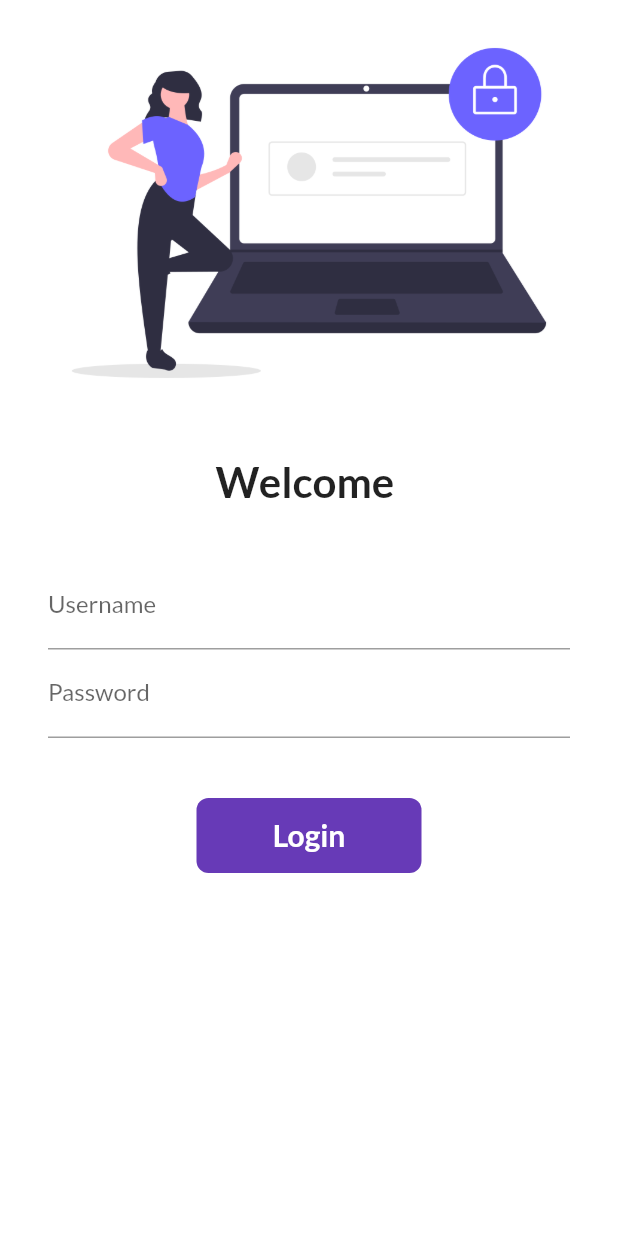
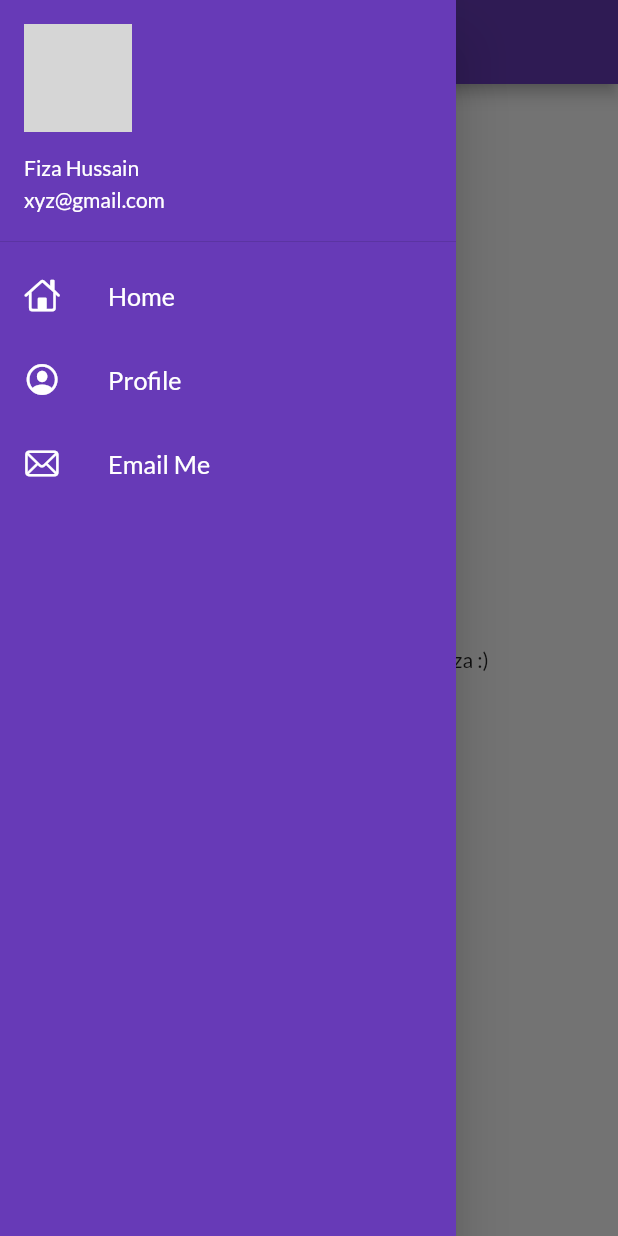
Before and after one commit to fiza-h/30-Days-of-Flutter, a Flutter app: the screen it shows after launch, with the side drawer open (before the commit the screen has no drawer), on a phone screen of 412 x 824 dp. Run offline on Flutter 3.47's test engine with Material 2 defaults, Android fonts, the phone set to English and light mode, and no system bars; our stand-ins replace google_fonts; network calls fail; grey boxes are pictures that could not be loaded.

Commit message:
Material Drawer, DevTools, ListView, NetworkImage

```diff
--- a/lib/main.dart
+++ b/lib/main.dart
@@ -21,9 +21,11 @@ class MyApp extends StatelessWidget {
       ),
       debugShowCheckedModeBanner: false,
       darkTheme: ThemeData(brightness: Brightness.dark),
+      initialRoute: MyRoutes.homeRoute,
       routes: {
-        "/": (context) => const LoginPage(),
+        "/": (context) => LoginPage(),
         MyRoutes.homeRoute: (context) => const HomePage(),
+        MyRoutes.loginRoute: (context) => const LoginPage()
       },
     );
   }
--- a/lib/pages/home_page.dart
+++ b/lib/pages/home_page.dart
@@ -1,4 +1,5 @@
 import 'package:flutter/material.dart';
+import 'package:flutter_catalog/widgets/drawer.dart';
 
 class HomePage extends StatelessWidget {
   const HomePage({super.key});
@@ -20,7 +21,7 @@ class HomePage extends StatelessWidget {
           child: Text("Welcome to $days days of Flutter by $name"),
         ),
       ),
-      drawer: const Drawer(),
+      drawer: const MyDrawer(),
     );
   }
 }
--- a/lib/pages/login_page.dart
+++ b/lib/pages/login_page.dart
@@ -9,7 +9,7 @@ class LoginPage extends StatefulWidget {
 }
 
 class _LoginPageState extends State<LoginPage> {
-  String name = "";
+  static String name = "";
   bool changeButton = false;
   final _formKey = GlobalKey<FormState>();
 
--- /dev/null
+++ b/lib/widgets/drawer.dart
@@ -0,0 +1,71 @@
+import 'package:flutter/cupertino.dart';
+import 'package:flutter/material.dart';
+
+class MyDrawer extends StatelessWidget {
+  const MyDrawer({super.key});
+
+  @override
+  Widget build(BuildContext context) {
+    const imageURL =
+        "https://static.vecteezy.com/system/resources/thumbnails/020/765/399/small/default-profile-account-unknown-icon-black-silhouette-free-vector.jpg";
+
+    return Drawer(
+      child: Container(
+        color: Colors.deepPurple,
+        child: ListView(
+          padding: EdgeInsets.zero,
+          children: const [
+            DrawerHeader(
+                padding: EdgeInsets.zero,
+                child: UserAccountsDrawerHeader(
+                  margin: EdgeInsets.zero,
+                  accountName: Text("Fiza Hussain"),
+                  accountEmail: Text("xyz@gmail.com"),
+                  currentAccountPicture:
+                      CircleAvatar(backgroundImage: NetworkImage(imageURL)),
+                )),
+            ListTile(
+              leading: Icon(
+                CupertinoIcons.home,
+                color: Colors.white,
+              ),
+              title: Text(
+                "Home",
+                textScaleFactor: 1.2,
+                style: TextStyle(
+                  color: Colors.white,
+                ),
+              ),
+            ),
+            ListTile(
+              leading: Icon(
+                CupertinoIcons.profile_circled,
+                color: Colors.white,
+              ),
+              title: Text(
+                "Profile",
+                textScaleFactor: 1.2,
+                style: TextStyle(
+                  color: Colors.white,
+                ),
+              ),
+            ),
+            ListTile(
+              leading: Icon(
+                CupertinoIcons.mail,
+                color: Colors.white,
+              ),
+              title: Text(
+                "Email Me",
+                textScaleFactor: 1.2,
+                style: TextStyle(
+                  color: Colors.white,
+                ),
+              ),
+            )
+          ],
+        ),
+      ),
+    );
+  }
+}
```
